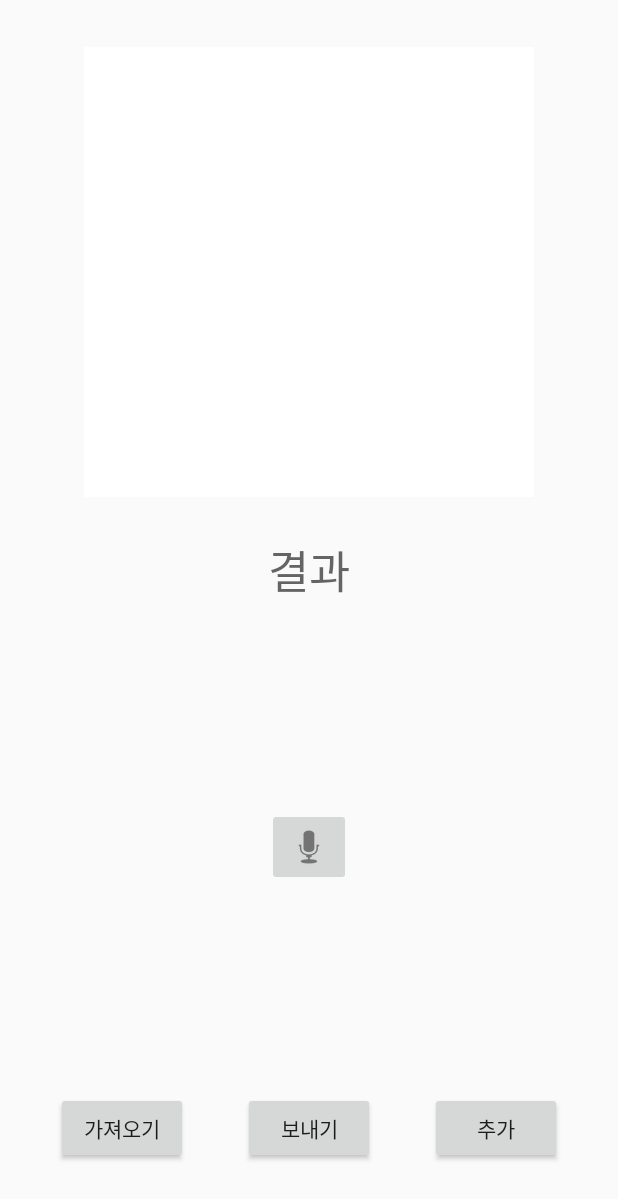
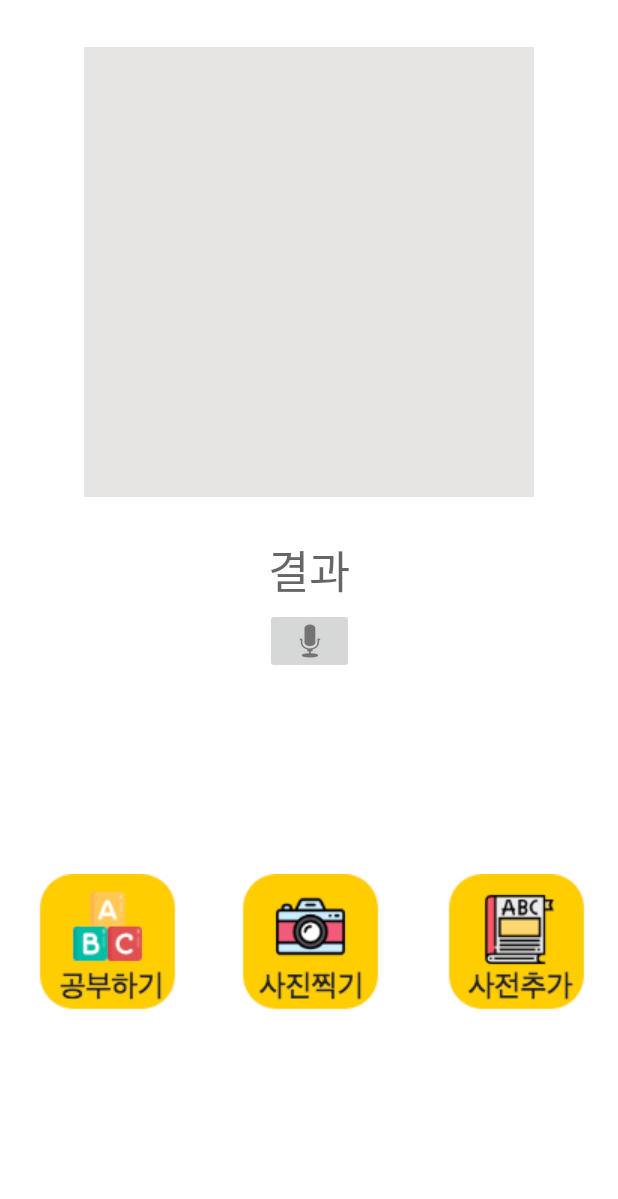
Before and after one commit to Chul-woo/Dictionary, an Android app: the ViewActivity screen opened directly, with no data from a screen before it, on a phone screen of 412 x 824 dp. Shown: the top 1199 px of the screen. Run offline under Robolectric (Android 15) with nearby library versions, the phone set to English and light mode, and no system bars; our stand-ins replace Picasso, Volley; network calls fail; pictures from the network do not load.

Commit message:
UI Upgrade

```diff
--- a/app/src/main/java/com/example/owen_kim/dictionary/Game/CardGameView.java
+++ b/app/src/main/java/com/example/owen_kim/dictionary/Game/CardGameView.java
@@ -82,7 +82,7 @@ public class CardGameView extends View {
         cards_length = 2*(stage+1);
 
         //MediaPlayer를 이용해서 리소스 로드
-        m_Sound_BackGround = MediaPlayer.create(context, R.raw.pororo);
+        m_Sound_BackGround = MediaPlayer.create(context, R.raw.bgm);
         m_Sound_BackGround.start();
 
         //  키 입력을 위해 포커스를 줍니다.
@@ -96,7 +96,7 @@ public class CardGameView extends View {
         for(String s : imageSets)
             wordSets.add(s.replace("image", "word"));
 
-        m_BackGroundImage = BitmapFactory.decodeResource(getResources(), R.drawable.pororo);
+        m_BackGroundImage = BitmapFactory.decodeResource(getResources(), R.drawable.cookie);
         m_Card_Backside = BitmapFactory.decodeResource(getResources(), R.drawable.lion);
         m_Start_Button = BitmapFactory.decodeResource(getResources(), R.drawable.start_button);
         music_start = BitmapFactory.decodeResource(getResources(), R.drawable.start);
--- a/app/src/main/java/com/example/owen_kim/dictionary/Game/SoundView.java
+++ b/app/src/main/java/com/example/owen_kim/dictionary/Game/SoundView.java
@@ -16,7 +16,7 @@ public class SoundView extends View {
         super(context);
 
         //MediaPlayer를 이용해서 리소스 로드
-        m_Sound_BackGround = MediaPlayer.create(context, R.raw.pororo);
+        m_Sound_BackGround = MediaPlayer.create(context, R.raw.bgm);
 
         m_Sound_BackGround.start();
 
--- a/app/src/main/res/layout/activity_view.xml
+++ b/app/src/main/res/layout/activity_view.xml
@@ -3,7 +3,8 @@
     xmlns:app="http://schemas.android.com/apk/res-auto"
     xmlns:tools="http://schemas.android.com/tools"
     android:layout_width="match_parent"
-    android:layout_height="match_parent">
+    android:layout_height="match_parent"
+    android:background="#ffffff">
 
     <ImageView
         android:id="@+id/imageView"
@@ -13,71 +14,78 @@
         android:layout_marginStart="75dp"
         android:layout_marginTop="31dp"
         android:adjustViewBounds="true"
+        android:background="@color/result"
         app:layout_constraintEnd_toEndOf="parent"
         app:layout_constraintStart_toStartOf="parent"
-        app:layout_constraintTop_toTopOf="parent"
-        app:srcCompat="@color/back" />
-
-    <Button
-        android:id="@+id/album"
-        android:layout_width="wrap_content"
-        android:layout_height="wrap_content"
-        android:layout_marginBottom="48dp"
-        android:layout_marginStart="37dp"
-        android:text="가져오기"
-        app:layout_constraintBottom_toBottomOf="parent"
-        app:layout_constraintStart_toStartOf="parent" />
-
-    <Button
-        android:id="@+id/addDic"
-        android:layout_width="wrap_content"
-        android:layout_height="wrap_content"
-        android:layout_marginBottom="48dp"
-        android:layout_marginEnd="37dp"
-        android:text="추가"
-        app:layout_constraintBottom_toBottomOf="parent"
-        app:layout_constraintEnd_toEndOf="parent" />
-
-    <Button
-        android:id="@+id/send"
-        android:layout_width="wrap_content"
-        android:layout_height="wrap_content"
-        android:layout_marginBottom="48dp"
-        android:layout_marginEnd="23dp"
-        android:layout_marginStart="23dp"
-        android:text="보내기"
-        app:layout_constraintBottom_toBottomOf="parent"
-        app:layout_constraintEnd_toStartOf="@+id/addDic"
-        app:layout_constraintStart_toEndOf="@+id/album"
-        tools:ignore="MissingConstraints" />
-
-    <TextView
-        android:id="@+id/engText"
-        android:layout_width="258dp"
-        android:layout_height="44dp"
-        android:layout_marginBottom="8dp"
-        android:layout_marginEnd="101dp"
-        android:layout_marginStart="101dp"
-        android:layout_marginTop="26dp"
-        android:gravity="center"
-        android:hint="결과"
-        android:textSize="30dp"
-        app:layout_constraintBottom_toTopOf="@+id/send"
-        app:layout_constraintEnd_toEndOf="parent"
-        app:layout_constraintStart_toStartOf="parent"
-        app:layout_constraintTop_toBottomOf="@+id/imageView"
-        app:layout_constraintVertical_bias="0.0"
-        tools:context="com.example.owen_kim.dictionary.ViewActivity" />
+        app:layout_constraintTop_toTopOf="parent" />
 
     <ImageButton
         android:id="@+id/speaker"
-        android:layout_width="wrap_content"
-        android:layout_height="wrap_content"
-        app:layout_constraintBottom_toTopOf="@+id/send"
+        android:layout_width="59dp"
+        android:layout_height="44dp"
+        android:layout_marginTop="4dp"
+        android:layout_weight="1"
         app:layout_constraintEnd_toEndOf="parent"
-        app:layout_constraintHorizontal_bias="0.5"
         app:layout_constraintStart_toStartOf="parent"
         app:layout_constraintTop_toBottomOf="@+id/engText"
         app:srcCompat="@android:drawable/ic_btn_speak_now" />
 
+    <TextView
+        android:id="@+id/engText"
+        android:layout_width="100dp"
+        android:layout_height="44dp"
+        android:layout_marginEnd="101dp"
+        android:layout_marginStart="101dp"
+        android:layout_marginTop="26dp"
+        android:layout_weight="1"
+        android:gravity="center"
+        android:hint="결과"
+        android:textSize="30dp"
+        app:layout_constraintEnd_toEndOf="parent"
+        app:layout_constraintStart_toStartOf="parent"
+        app:layout_constraintTop_toBottomOf="@+id/imageView"
+        tools:context="com.example.owen_kim.dictionary.ViewActivity" />
+
+    <LinearLayout
+        android:layout_width="match_parent"
+        android:layout_height="159dp"
+        android:layout_marginTop="500dp"
+        android:background="#ffffff"
+        android:orientation="horizontal"
+        app:layout_constraintBottom_toBottomOf="parent"
+        app:layout_constraintEnd_toEndOf="parent"
+        app:layout_constraintStart_toStartOf="parent"
+        app:layout_constraintTop_toTopOf="parent">
+
+        <ImageButton
+            android:id="@+id/send"
+            android:background="@android:color/transparent"
+            android:layout_width="wrap_content"
+            android:layout_height="wrap_content"
+            android:layout_weight="1"
+            app:srcCompat="@drawable/study"
+            tools:layout_editor_absoluteX="127dp"
+            tools:layout_editor_absoluteY="437dp" />
+
+        <ImageButton
+            android:id="@+id/album"
+            android:background="@android:color/transparent"
+            android:layout_width="wrap_content"
+            android:layout_height="wrap_content"
+            android:layout_weight="1"
+            app:srcCompat="@drawable/cam"
+            tools:layout_editor_absoluteX="0dp"
+            tools:layout_editor_absoluteY="435dp" />
+
+        <ImageButton
+            android:id="@+id/addDic"
+            android:background="@android:color/transparent"
+            android:layout_width="wrap_content"
+            android:layout_height="wrap_content"
+            android:layout_weight="1"
+            app:srcCompat="@drawable/dic"
+            tools:layout_editor_absoluteX="257dp"
+            tools:layout_editor_absoluteY="433dp" />
+    </LinearLayout>
+
 </android.support.constraint.ConstraintLayout>
--- a/app/src/main/res/values/colors.xml
+++ b/app/src/main/res/values/colors.xml
@@ -5,4 +5,5 @@
     <color name="colorAccent">#FF4081</color>
     <color name="back">#ffffff</color>
     <color name="colorGray">#8c8c8c</color>
+    <color name="result">#e7e4e4</color>
 </resources>
```
Also changed, not shown: app/src/main/res/drawable/cam.png (added), app/src/main/res/drawable/cookie.png (added), app/src/main/res/drawable/dic.png (added), app/src/main/res/drawable/study.png (added), 1 other file.
